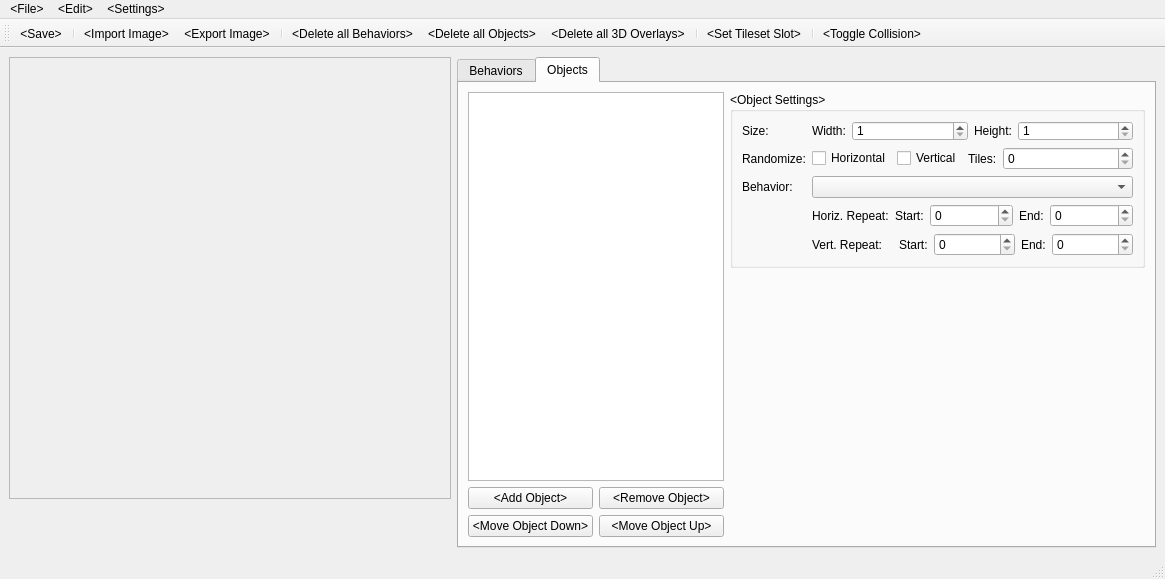
This is tileseteditorwindow.ui in ExplosBlue/CoinKiller as Qt 5 draws it before an edit. The edited form follows.
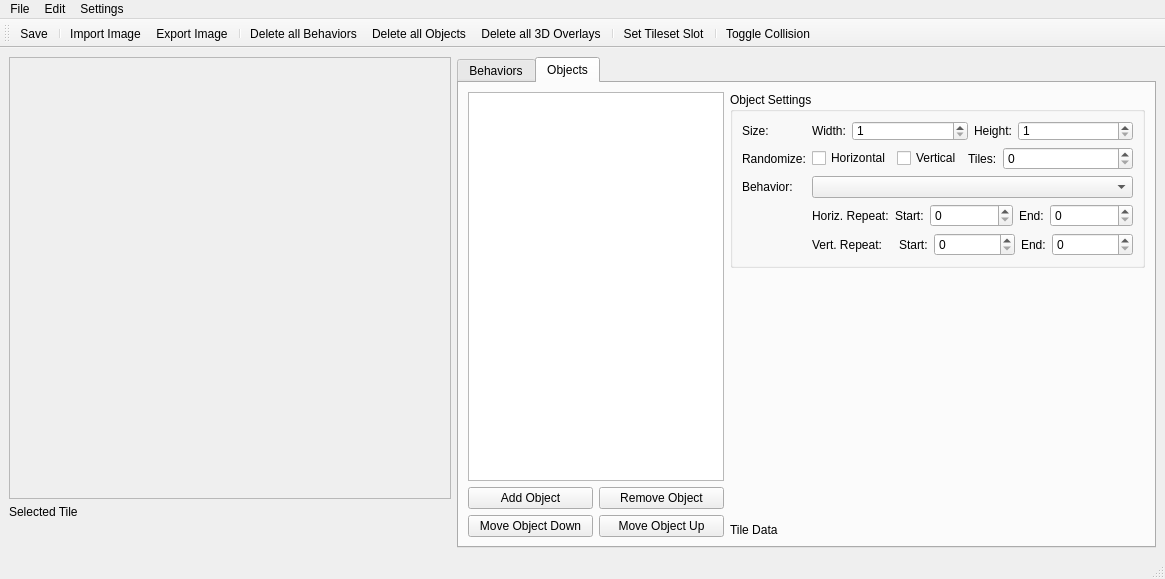
This is the edited form. The open tabs and pages were chosen to show the change.

What changed in the file:
```diff
--- a/tileseteditorwindow.ui
+++ b/tileseteditorwindow.ui
@@ -76,7 +76,7 @@
          </sizepolicy>
         </property>
         <property name="text">
-         <string>&lt;Selected Tile&gt;</string>
+         <string>Selected Tile</string>
         </property>
        </widget>
       </item>
@@ -358,7 +358,7 @@
              </sizepolicy>
             </property>
             <property name="text">
-             <string>&lt;Add Object&gt;</string>
+             <string>Add Object</string>
             </property>
            </widget>
           </item>
@@ -371,7 +371,7 @@
              </sizepolicy>
             </property>
             <property name="text">
-             <string>&lt;Remove Object&gt;</string>
+             <string>Remove Object</string>
             </property>
            </widget>
           </item>
@@ -384,7 +384,7 @@
              </sizepolicy>
             </property>
             <property name="text">
-             <string>&lt;Move Object Down&gt;</string>
+             <string>Move Object Down</string>
             </property>
            </widget>
           </item>
@@ -397,7 +397,7 @@
              </sizepolicy>
             </property>
             <property name="text">
-             <string>&lt;Move Object Up&gt;</string>
+             <string>Move Object Up</string>
             </property>
            </widget>
           </item>
@@ -420,7 +420,7 @@
              </size>
             </property>
             <property name="title">
-             <string>&lt;Object Settings&gt;</string>
+             <string>Object Settings</string>
             </property>
             <layout class="QGridLayout" name="gridLayout">
              <item row="3" column="1">
@@ -746,7 +746,7 @@
              </sizepolicy>
             </property>
             <property name="text">
-             <string>&lt;Tile Data&gt;</string>
+             <string>Tile Data</string>
             </property>
            </widget>
           </item>
@@ -769,20 +769,20 @@
    </property>
    <widget class="QMenu" name="menuFile">
     <property name="title">
-     <string>&lt;File&gt;</string>
+     <string>File</string>
     </property>
     <addaction name="actionSave"/>
    </widget>
    <widget class="QMenu" name="menuSettings">
     <property name="title">
-     <string>&lt;Settings&gt;</string>
+     <string>Settings</string>
     </property>
     <addaction name="actionSetBackgroundColor"/>
     <addaction name="actionShowObjectMarkers"/>
    </widget>
    <widget class="QMenu" name="menuEdit">
     <property name="title">
-     <string>&lt;Edit&gt;</string>
+     <string>Edit</string>
     </property>
     <addaction name="actionImportImage"/>
     <addaction name="actionImportImageLegacy"/>
@@ -827,7 +827,7 @@
   <widget class="QStatusBar" name="statusBar"/>
   <action name="actionExportImage">
    <property name="text">
-    <string>&lt;Export Image...&gt;</string>
+    <string>Export Image...</string>
    </property>
    <property name="toolTip">
     <string>&lt;Export Image...&gt;</string>
@@ -846,7 +846,7 @@
   </action>
   <action name="actionSave">
    <property name="text">
-    <string>&lt;Save&gt;</string>
+    <string>Save</string>
    </property>
    <property name="toolTip">
     <string>&lt;Save&gt;</string>
@@ -857,7 +857,7 @@
   </action>
   <action name="actionDeleteAllObjects">
    <property name="text">
-    <string>&lt;Delete all Objects&gt;</string>
+    <string>Delete all Objects</string>
    </property>
    <property name="toolTip">
     <string>&lt;Delete all Objects&gt;</string>
@@ -865,7 +865,7 @@
   </action>
   <action name="actionSetTilesetSlot">
    <property name="text">
-    <string>&lt;Set Tileset Slot&gt;</string>
+    <string>Set Tileset Slot</string>
    </property>
    <property name="toolTip">
     <string>&lt;Set Tileset Slot&gt;</string>
@@ -873,7 +873,7 @@
   </action>
   <action name="actionDeleteAll3DOverlays">
    <property name="text">
-    <string>&lt;Delete all 3D Overlays&gt;</string>
+    <string>Delete all 3D Overlays</string>
    </property>
    <property name="toolTip">
     <string>&lt;Delete all 3D Overlays&gt;</string>
@@ -881,7 +881,7 @@
   </action>
   <action name="actionImportImage">
    <property name="text">
-    <string>&lt;Import Image...&gt;</string>
+    <string>Import Image...</string>
    </property>
    <property name="toolTip">
     <string>&lt;Import Image...&gt;</string>
@@ -903,7 +903,7 @@
   </action>
   <action name="actionDeleteAllBehaviors">
    <property name="text">
-    <string>&lt;Delete all Behaviors&gt;</string>
+    <string>Delete all Behaviors</string>
    </property>
    <property name="toolTip">
     <string>&lt;Delete all Behaviors&gt;</string>
@@ -925,7 +925,7 @@
     <bool>true</bool>
    </property>
    <property name="text">
-    <string>&lt;Toggle Collision&gt;</string>
+    <string>Toggle Collision</string>
    </property>
    <property name="toolTip">
     <string>&lt;Toggle Collision&gt;</string>
```
Left out of the diff: 42 changed lines with no effect on the pictures.
